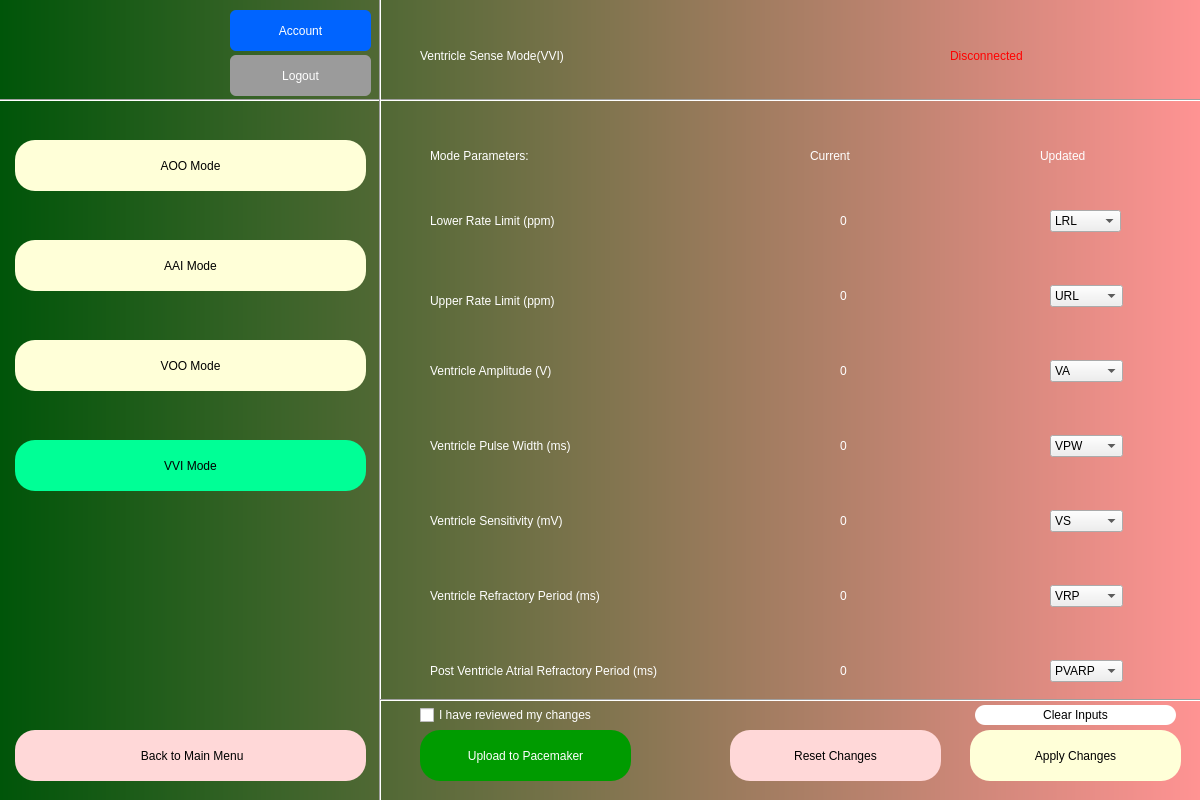
First picture: the form in DCM/interface/vvi_mode.ui, repository patrickkosierb/3K04_DCM, before the edit.
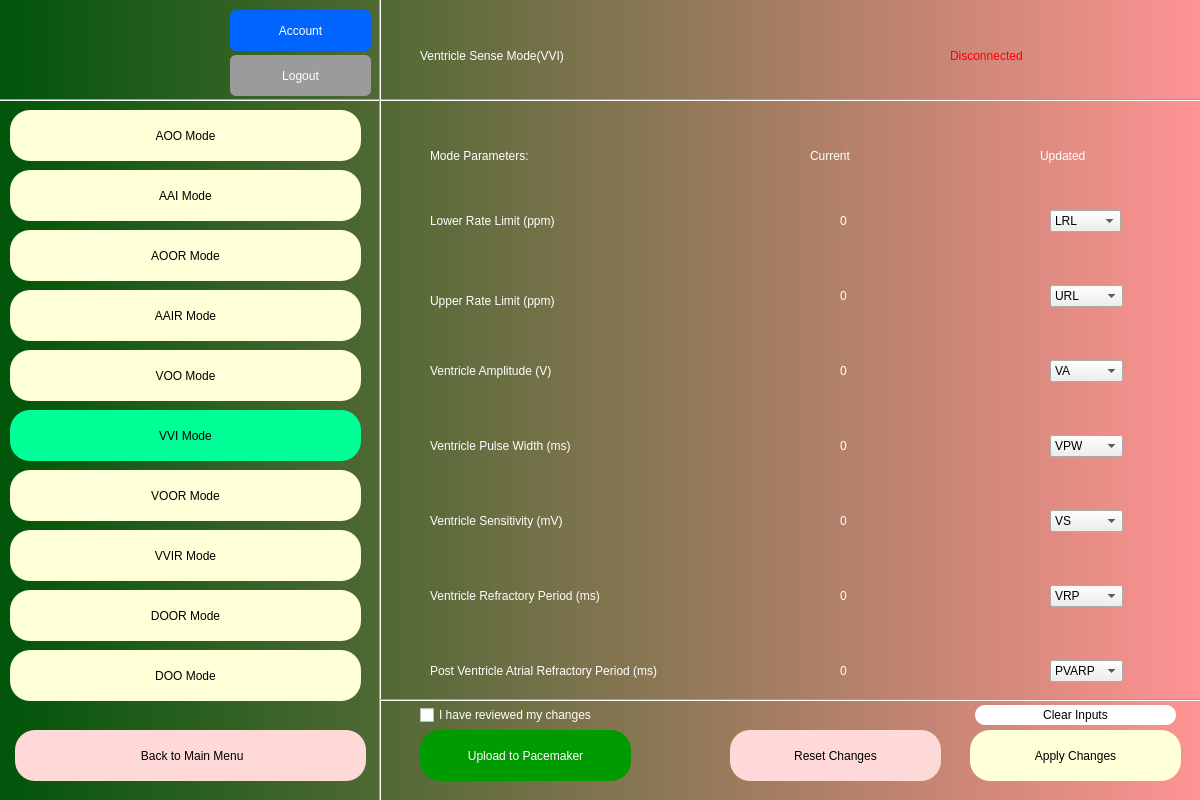
Second picture: the form after the edit.

Commit message: debugged old modes

Patch:
```diff
--- a/DCM/interface/vvi_mode.ui
+++ b/DCM/interface/vvi_mode.ui
@@ -347,8 +347,8 @@
    <widget class="QPushButton" name="aai">
     <property name="geometry">
      <rect>
-      <x>15</x>
-      <y>240</y>
+      <x>10</x>
+      <y>170</y>
       <width>351</width>
       <height>51</height>
      </rect>
@@ -485,8 +485,8 @@
    <widget class="QPushButton" name="aoo">
     <property name="geometry">
      <rect>
-      <x>15</x>
-      <y>140</y>
+      <x>10</x>
+      <y>110</y>
       <width>351</width>
       <height>51</height>
      </rect>
@@ -561,8 +561,8 @@
    <widget class="QPushButton" name="voo">
     <property name="geometry">
      <rect>
-      <x>15</x>
-      <y>340</y>
+      <x>10</x>
+      <y>350</y>
       <width>351</width>
       <height>51</height>
      </rect>
@@ -580,8 +580,8 @@
    <widget class="QPushButton" name="vvi">
     <property name="geometry">
      <rect>
-      <x>15</x>
-      <y>440</y>
+      <x>10</x>
+      <y>410</y>
       <width>351</width>
       <height>51</height>
      </rect>
@@ -2088,6 +2088,120 @@
      <string>Clear Inputs</string>
     </property>
    </widget>
+   <widget class="QPushButton" name="aoor">
+    <property name="geometry">
+     <rect>
+      <x>10</x>
+      <y>230</y>
+      <width>351</width>
+      <height>51</height>
+     </rect>
+    </property>
+    <property name="styleSheet">
+     <string notr="true">border-radius: 20px;
+color: rgb(0,0,0);
+background-color: rgb(255, 255, 216);
+font: 12pt &quot;Arial&quot;;</string>
+    </property>
+    <property name="text">
+     <string>AOOR Mode</string>
+    </property>
+   </widget>
+   <widget class="QPushButton" name="aair">
+    <property name="geometry">
+     <rect>
+      <x>10</x>
+      <y>290</y>
+      <width>351</width>
+      <height>51</height>
+     </rect>
+    </property>
+    <property name="styleSheet">
+     <string notr="true">border-radius: 20px;
+color: rgb(0,0,0);
+background-color: rgb(255, 255, 216);
+font: 12pt &quot;Arial&quot;;</string>
+    </property>
+    <property name="text">
+     <string>AAIR Mode</string>
+    </property>
+   </widget>
+   <widget class="QPushButton" name="voor">
+    <property name="geometry">
+     <rect>
+      <x>10</x>
+      <y>470</y>
+      <width>351</width>
+      <height>51</height>
+     </rect>
+    </property>
+    <property name="styleSheet">
+     <string notr="true">border-radius: 20px;
+color: rgb(0,0,0);
+background-color: rgb(255, 255, 216);
+font: 12pt &quot;Arial&quot;;</string>
+    </property>
+    <property name="text">
+     <string>VOOR Mode</string>
+    </property>
+   </widget>
+   <widget class="QPushButton" name="vvir">
+    <property name="geometry">
+     <rect>
+      <x>10</x>
+      <y>530</y>
+      <width>351</width>
+      <height>51</height>
+     </rect>
+    </property>
+    <property name="styleSheet">
+     <string notr="true">border-radius: 20px;
+color: rgb(0,0,0);
+background-color: rgb(255, 255, 216);
+font: 12pt &quot;Arial&quot;;</string>
+    </property>
+    <property name="text">
+     <string>VVIR Mode</string>
+    </property>
+   </widget>
+   <widget class="QPushButton" name="door">
+    <property name="geometry">
+     <rect>
+      <x>10</x>
+      <y>590</y>
+      <width>351</width>
+      <height>51</height>
+     </rect>
+    </property>
+    <property name="styleSheet">
+     <string notr="true">border-radius: 20px;
+color: rgb(0,0,0);
+background-color: rgb(255, 255, 216);
+font: 12pt &quot;Arial&quot;;</string>
+    </property>
+    <property name="text">
+     <string>DOOR Mode</string>
+    </property>
+   </widget>
+   <widget class="QPushButton" name="doo">
+    <property name="geometry">
+     <rect>
+      <x>10</x>
+      <y>650</y>
+      <width>351</width>
+      <height>51</height>
+     </rect>
+    </property>
+    <property name="styleSheet">
+     <string notr="true">border-radius: 20px;
+color: rgb(0,0,0);
+background-color: rgb(255, 255, 216);
+font: 12pt &quot;Arial&quot;;</string>
+    </property>
+    <property name="text">
+     <string>DOO Mode</string>
+    </property>
+   </widget>
   </widget>
  </widget>
  <resources/>
```
The commit also changes 3 other files.
